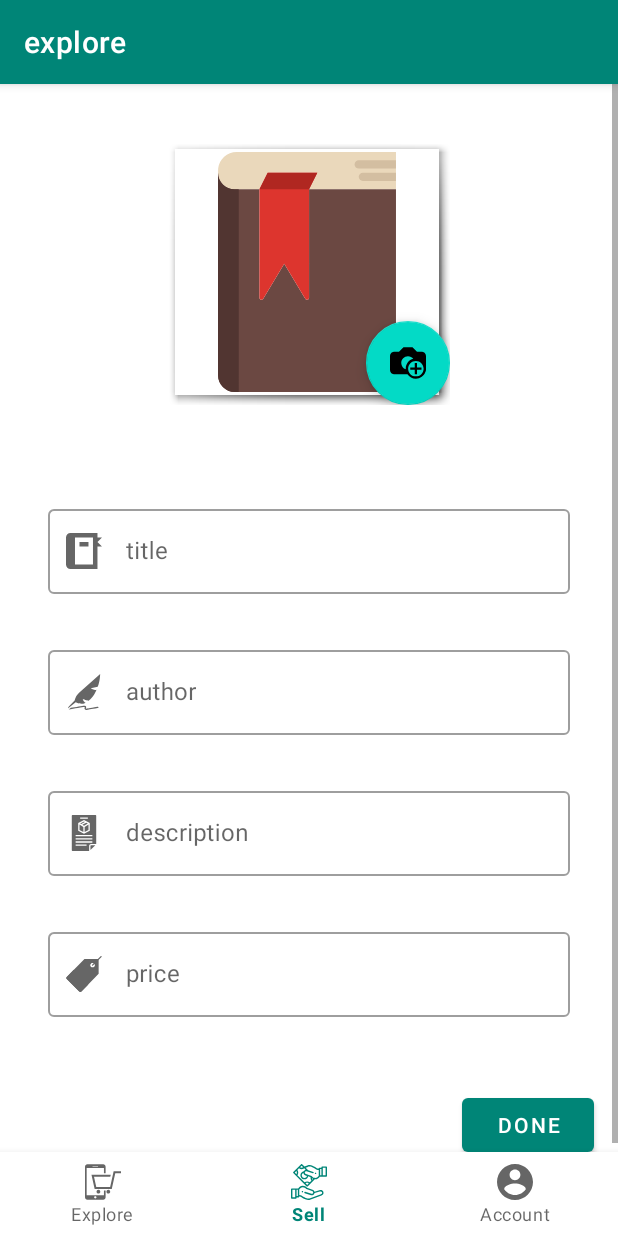
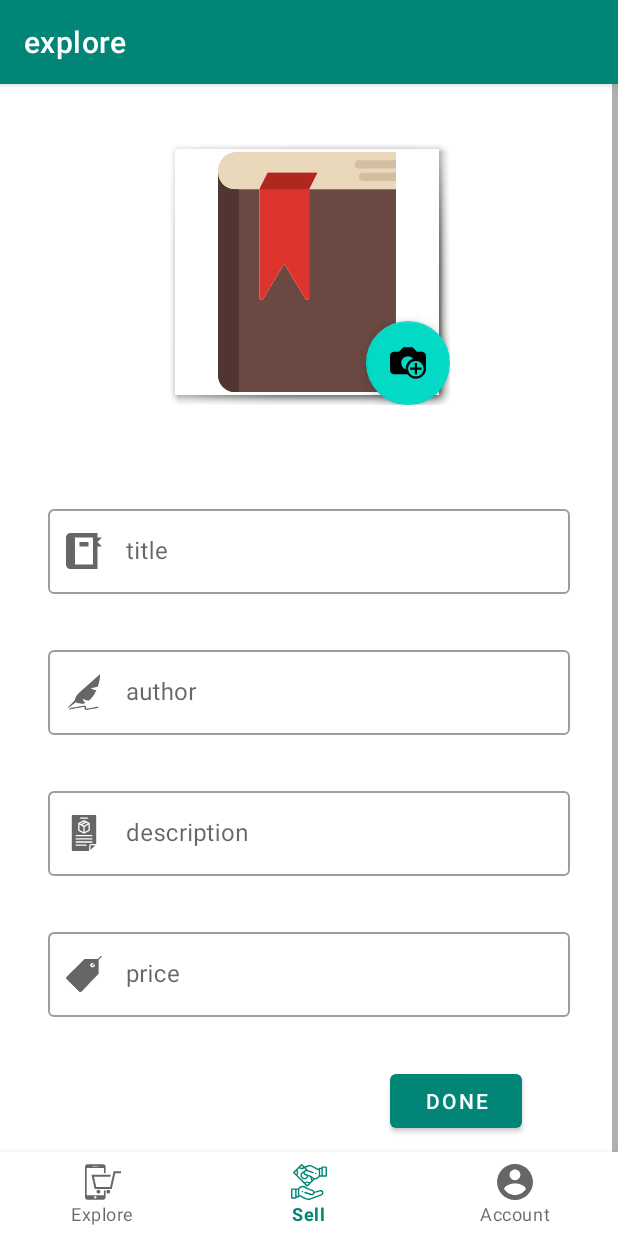
Before and after one commit to TheGithubMafia/abhishekk673_e7392d2e-a29e-4cb9-9442-03cdb16be1f3, an Android app: the screen it shows after launch once a user with an empty profile is signed in (MainActivity), item 2 of the bottom bar chosen, on a phone screen of 412 x 824 dp. Run offline under Robolectric (Android 15) with nearby library versions, the light colour scheme and no system bars; our stand-ins replace Firebase (no records; nobody signed in at launch, a user with empty details on screens opened directly), Picasso; pictures from the network do not load.

Commit message:
coordinator layout to hide bottom navigation on scroll but button hides beneath bottom navigation in sell fragment ....fixed by adding one more button at greater margin and making it invisiblr

```diff
--- a/app/src/main/java/com/example/bookselling/BottomNavigationBehavior.java
+++ b/app/src/main/java/com/example/bookselling/BottomNavigationBehavior1.java
@@ -1,7 +1,5 @@
 package com.example.bookselling;
 
-import android.content.Context;
-import android.util.AttributeSet;
 import android.view.View;
 import android.widget.FrameLayout;
 
@@ -10,15 +8,12 @@ import androidx.core.view.ViewCompat;
 
 import com.google.android.material.bottomnavigation.BottomNavigationView;
 
-public class BottomNavigationBehavior extends CoordinatorLayout.Behavior<BottomNavigationView> {
+public class BottomNavigationBehavior1 extends CoordinatorLayout.Behavior<BottomNavigationView> {
 
-    public BottomNavigationBehavior() {
+    public BottomNavigationBehavior1() {
         super();
     }
 
-    public BottomNavigationBehavior(Context context, AttributeSet attrs) {
-        super(context, attrs);
-    }
 
     @Override
     public boolean layoutDependsOn(CoordinatorLayout parent, BottomNavigationView child, View dependency) {
--- a/app/src/main/java/com/example/bookselling/ExploreFragment.java
+++ b/app/src/main/java/com/example/bookselling/ExploreFragment.java
@@ -6,6 +6,7 @@ import android.os.Bundle;
 
 import androidx.annotation.NonNull;
 import androidx.annotation.Nullable;
+import androidx.coordinatorlayout.widget.CoordinatorLayout;
 import androidx.fragment.app.Fragment;
 import androidx.recyclerview.widget.DividerItemDecoration;
 import androidx.recyclerview.widget.LinearLayoutManager;
@@ -17,6 +18,7 @@ import android.view.View;
 import android.view.ViewGroup;
 import android.widget.Toast;
 
+import com.google.android.material.bottomnavigation.BottomNavigationView;
 import com.google.firebase.auth.FirebaseAuth;
 import com.google.firebase.database.ChildEventListener;
 import com.google.firebase.database.DataSnapshot;
--- a/app/src/main/java/com/example/bookselling/MainActivity.java
+++ b/app/src/main/java/com/example/bookselling/MainActivity.java
@@ -76,8 +76,8 @@ public class MainActivity extends AppCompatActivity {
 
 
 
-//            CoordinatorLayout.LayoutParams layoutParams = (CoordinatorLayout.LayoutParams) navigation.getLayoutParams();
-  //          layoutParams.setBehavior(new BottomNavigationBehavior());
+            CoordinatorLayout.LayoutParams layoutParams = (CoordinatorLayout.LayoutParams) navigation.getLayoutParams();
+            layoutParams.setBehavior(new BottomNavigationBehavior1());
 
 
 //        loadFragment(new ExploreFragment());
--- a/app/src/main/java/com/example/bookselling/SellFragment.java
+++ b/app/src/main/java/com/example/bookselling/SellFragment.java
@@ -23,6 +23,7 @@ import com.google.android.gms.tasks.Continuation;
 import com.google.android.gms.tasks.OnCompleteListener;
 import com.google.android.gms.tasks.OnSuccessListener;
 import com.google.android.gms.tasks.Task;
+import com.google.android.material.bottomnavigation.BottomNavigationView;
 import com.google.android.material.floatingactionbutton.FloatingActionButton;
 import com.google.firebase.auth.FirebaseAuth;
 import com.google.firebase.auth.FirebaseUser;
@@ -58,6 +59,8 @@ public class SellFragment extends Fragment {
         mBooksReference=mdatabase.getReference().child("books");
         mFirebaseStorageInstance=FirebaseStorage.getInstance();
         mStorageReference=mFirebaseStorageInstance.getReference().child("images");
+
+
 
         FloatingActionButton fab=view.findViewById(R.id.floatingActionButton);
         fab.setOnClickListener(new View.OnClickListener() {
--- a/app/src/main/res/layout/activity_main.xml
+++ b/app/src/main/res/layout/activity_main.xml
@@ -1,5 +1,5 @@
 <?xml version="1.0" encoding="utf-8"?>
-<androidx.constraintlayout.widget.ConstraintLayout xmlns:android="http://schemas.android.com/apk/res/android"
+<androidx.coordinatorlayout.widget.CoordinatorLayout xmlns:android="http://schemas.android.com/apk/res/android"
     xmlns:app="http://schemas.android.com/apk/res-auto"
     xmlns:tools="http://schemas.android.com/tools"
     android:id="@+id/container"
@@ -10,21 +10,16 @@
     <FrameLayout
         android:id="@+id/fragment_container"
         android:layout_width="match_parent"
-        android:layout_height="0dp"
-        app:layout_constraintBottom_toTopOf="@+id/navigation"
-        app:layout_constraintEnd_toEndOf="parent"
-        app:layout_constraintStart_toStartOf="parent"
-        app:layout_constraintTop_toTopOf="parent" />
+        android:layout_height="match_parent"
+        android:layout_above="@+id/navigation"/>
 
     <com.google.android.material.bottomnavigation.BottomNavigationView
         android:id="@+id/navigation"
         android:layout_width="match_parent"
         android:layout_height="wrap_content"
+        android:layout_gravity="bottom"
         android:background="?android:attr/windowBackground"
         android:foreground="?attr/selectableItemBackground"
-        app:layout_constraintBottom_toBottomOf="parent"
-        app:layout_constraintEnd_toEndOf="parent"
-        app:layout_constraintStart_toStartOf="parent"
         app:menu="@menu/navigation" />
 
-</androidx.constraintlayout.widget.ConstraintLayout>
+</androidx.coordinatorlayout.widget.CoordinatorLayout>
--- a/app/src/main/res/layout/fragment_sell.xml
+++ b/app/src/main/res/layout/fragment_sell.xml
@@ -4,7 +4,8 @@
     xmlns:tools="http://schemas.android.com/tools"
     android:id="@+id/constraintLayout2"
     android:layout_width="match_parent"
-    android:layout_height="match_parent">
+    android:layout_height="wrap_content"
+    android:layout_above="@+id/navigation">
 
     <ScrollView
         android:layout_width="match_parent"
@@ -12,12 +13,14 @@
         app:layout_constraintBottom_toBottomOf="parent"
         app:layout_constraintEnd_toEndOf="parent"
         app:layout_constraintStart_toStartOf="parent"
-        app:layout_constraintTop_toTopOf="parent">
+        app:layout_constraintTop_toTopOf="parent"
+        android:layout_above="@+id/navigation">
 
         <LinearLayout
             android:layout_width="match_parent"
             android:layout_height="wrap_content"
-            android:orientation="vertical">
+            android:orientation="vertical"
+            android:layout_above="@+id/navigation">
 
             <androidx.constraintlayout.widget.ConstraintLayout
                 android:layout_width="match_parent"
@@ -27,11 +30,23 @@
                     android:id="@+id/doneButton"
                     android:layout_width="wrap_content"
                     android:layout_height="wrap_content"
-                    android:layout_marginTop="32dp"
-                    android:layout_marginEnd="16dp"
+                    android:layout_marginTop="16dp"
+                    android:layout_marginEnd="64dp"
                     android:text="Done"
                     app:layout_constraintEnd_toEndOf="parent"
                     app:layout_constraintTop_toBottomOf="@+id/textInputLayout4" />
+
+                <Button
+                    android:id="@+id/doneButton1"
+                    android:layout_width="wrap_content"
+                    android:layout_height="wrap_content"
+                    android:layout_marginTop="128dp"
+                    android:layout_marginEnd="64dp"
+                    android:text="Done"
+                    android:visibility="invisible"
+                    app:layout_constraintEnd_toEndOf="parent"
+                    app:layout_constraintTop_toBottomOf="@+id/textInputLayout4" />
+
 
                 <FrameLayout
                     android:id="@+id/frameLayout"
```
Also changed, not shown: 1 other file.
